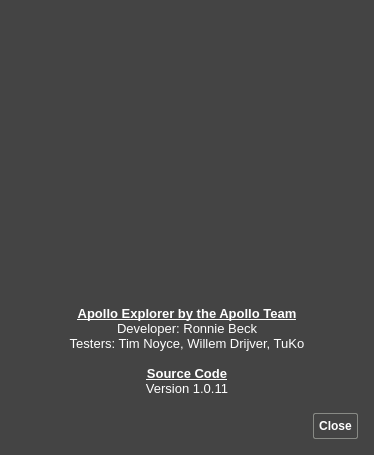
Old version of the form ApolloExplorerPC/aboutdialog.ui in the repository ronybeck/ApolloExplorer.
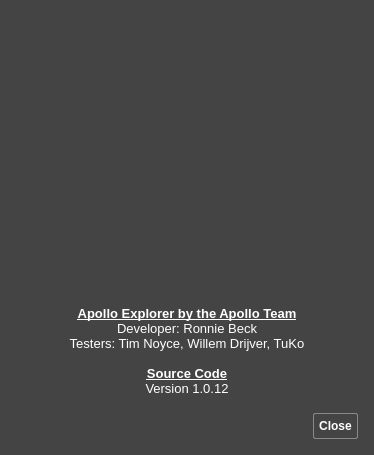
New version of the form. Icons and pictures are not drawn.

Diff of the .ui file:
```diff
--- a/ApolloExplorerPC/aboutdialog.ui
+++ b/ApolloExplorerPC/aboutdialog.ui
@@ -162,7 +162,7 @@
 &lt;p align=&quot;center&quot; style=&quot; margin-top:0px; margin-bottom:0px; margin-left:0px; margin-right:0px; -qt-block-indent:0; text-indent:0px;&quot;&gt;&lt;span style=&quot; font-family:'Ubuntu'; font-weight:400;&quot;&gt;Testers: Tim Noyce, Willem Drijver, TuKo&lt;/span&gt;&lt;/p&gt;
 &lt;p align=&quot;center&quot; style=&quot;-qt-paragraph-type:empty; margin-top:0px; margin-bottom:0px; margin-left:0px; margin-right:0px; -qt-block-indent:0; text-indent:0px; font-family:'Ubuntu'; font-weight:400;&quot;&gt;&lt;br /&gt;&lt;/p&gt;
 &lt;p align=&quot;center&quot; style=&quot; margin-top:0px; margin-bottom:0px; margin-left:0px; margin-right:0px; -qt-block-indent:0; text-indent:0px;&quot;&gt;&lt;a href=&quot;https://github.com/ronybeck/ApolloExplorer&quot;&gt;&lt;span style=&quot; text-decoration: underline; color:#ffffff;&quot;&gt;Source Code&lt;/span&gt;&lt;/a&gt;&lt;/p&gt;
-&lt;p align=&quot;center&quot; style=&quot; margin-top:0px; margin-bottom:0px; margin-left:0px; margin-right:0px; -qt-block-indent:0; text-indent:0px;&quot;&gt;&lt;span style=&quot; font-family:'Ubuntu'; font-weight:400;&quot;&gt;Version 1.0.11&lt;/span&gt;&lt;/p&gt;&lt;/body&gt;&lt;/html&gt;</string>
+&lt;p align=&quot;center&quot; style=&quot; margin-top:0px; margin-bottom:0px; margin-left:0px; margin-right:0px; -qt-block-indent:0; text-indent:0px;&quot;&gt;&lt;span style=&quot; font-family:'Ubuntu'; font-weight:400;&quot;&gt;Version 1.0.12&lt;/span&gt;&lt;/p&gt;&lt;/body&gt;&lt;/html&gt;</string>
      </property>
      <property name="openExternalLinks">
       <bool>true</bool>
```
